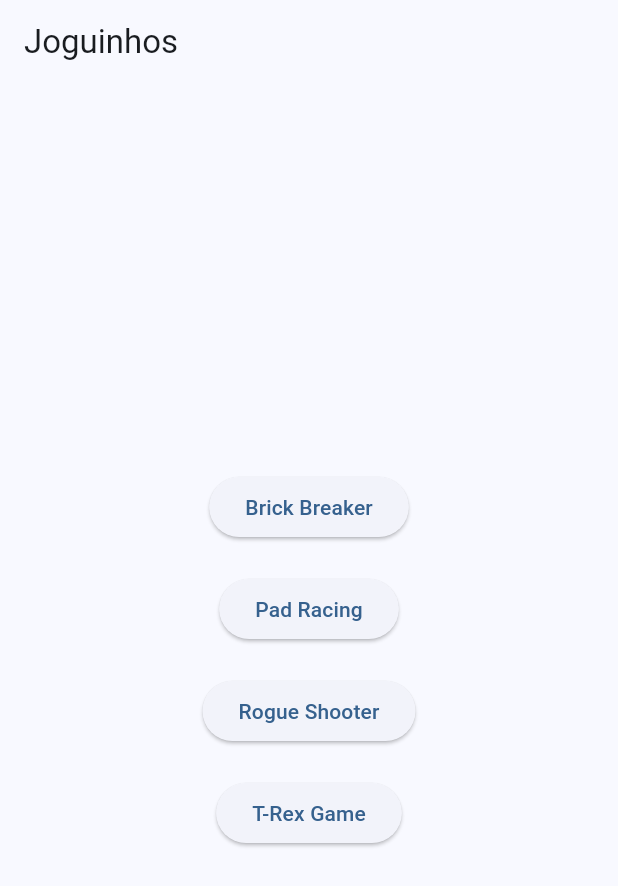
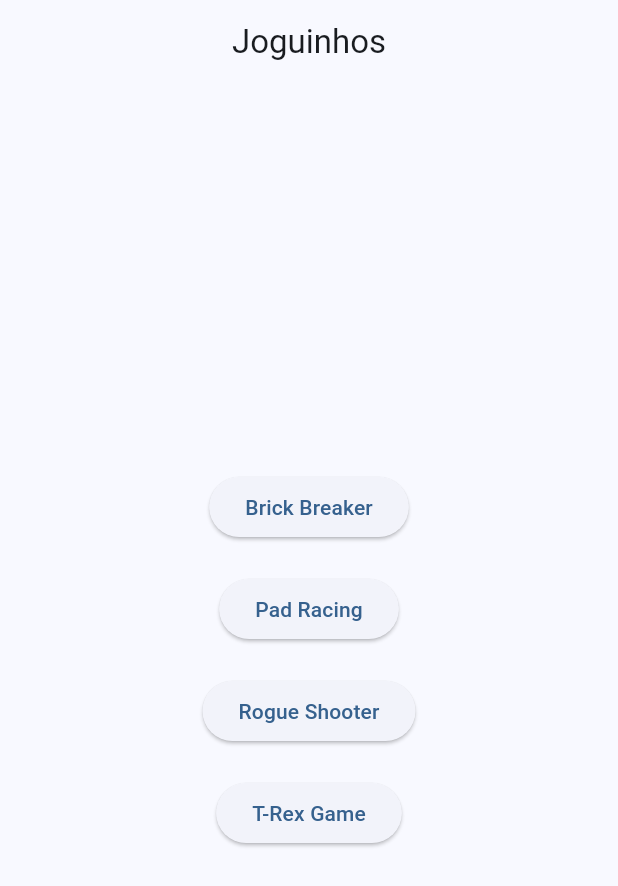
Before and after one commit to frqnk/DSM.PI.4, a Flutter app: the screen it shows after launch, on a phone screen of 412 x 824 dp. Shown: the top 886 px of the screen. Run offline on Flutter 3.47's test engine with Material 3 defaults, Android fonts, the phone set to English and light mode, and no system bars; our stand-ins replace flutter_animate, google_fonts; missing offline and left inert: flame, flame_forge2d.

Commit message:
pequenas melhorias

```diff
--- a/joguinhos/lib/main.dart
+++ b/joguinhos/lib/main.dart
@@ -34,7 +34,9 @@ class GameMenu extends StatelessWidget {
   Widget build(BuildContext context) {
     return Scaffold(
       appBar: AppBar(
-        title: const Text('Joguinhos'),
+        title: const Center(
+          child: Text('Joguinhos'),
+        ),
       ),
       body: Center(
         child: Column(
--- a/joguinhos/lib/padracing/padracing_widget.dart
+++ b/joguinhos/lib/padracing/padracing_widget.dart
@@ -53,7 +53,6 @@ class PadracingWidget extends StatelessWidget {
     );
 
     return MaterialApp(
-      title: 'PadRacing',
       home: GameWidget<PadRacingGame>(
         game: PadRacingGame(),
         loadingBuilder: (context) => Center(
--- a/joguinhos/lib/trex/trex_widget.dart
+++ b/joguinhos/lib/trex/trex_widget.dart
@@ -9,7 +9,6 @@ class TRexWidget extends StatelessWidget {
   @override
   Widget build(BuildContext context) {
     return MaterialApp(
-      title: 'T-Rex',
       home: Container(
         color: Colors.black,
         margin: const EdgeInsets.all(45),
```
